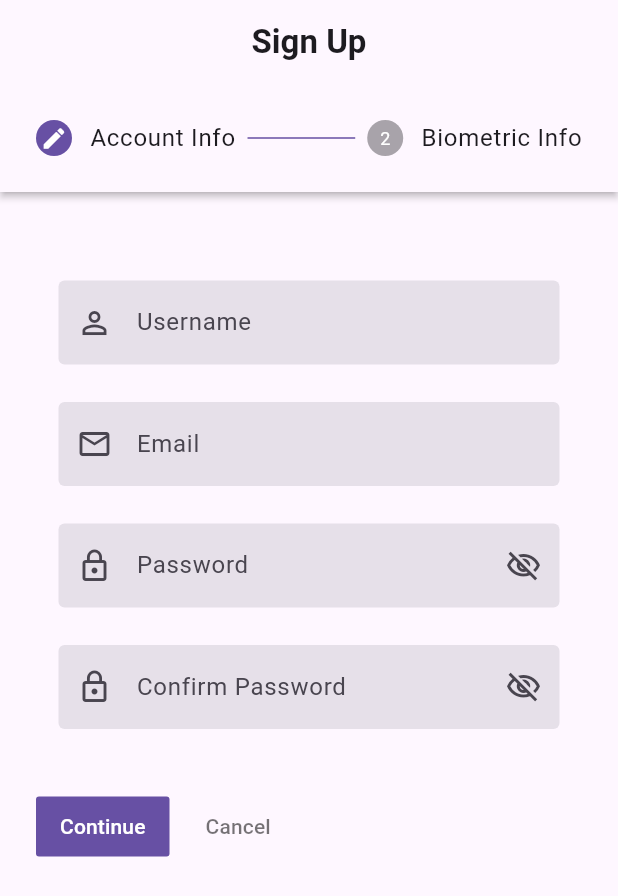
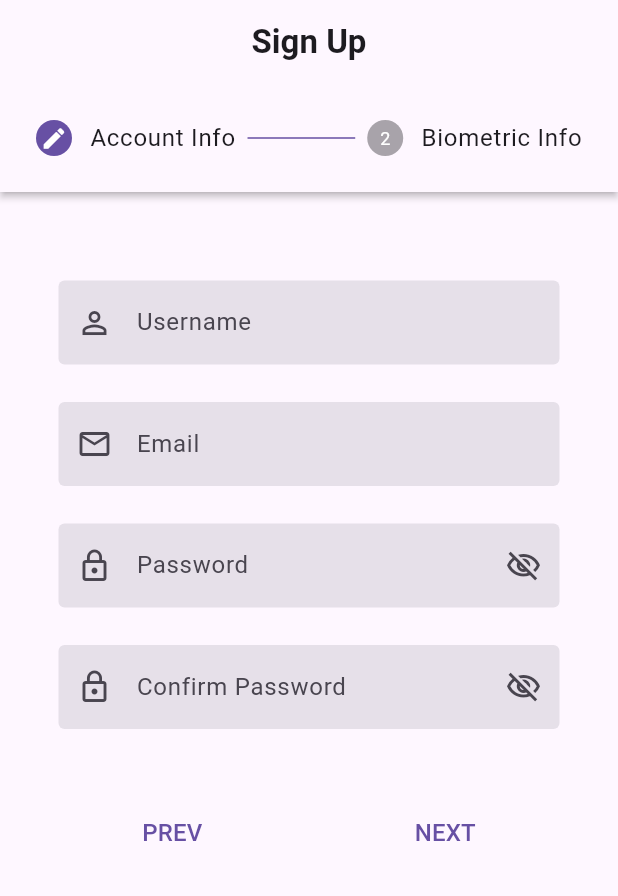
Before and after one commit to TUES-Diplomna-2024/Gym-App-Client, a Flutter app: the screen it shows after launch, on a phone screen of 412 x 824 dp. Shown: the top 896 px of the screen. Run offline on Flutter 3.47's test engine with Material 3 defaults, Android fonts, the light colour scheme and no system bars; missing offline and left inert: global_configuration.

Commit message:
[UPDATED] StepperExample - new controlbuttons

```diff
--- a/gym_app_client/lib/pages/stepper_example.dart
+++ b/gym_app_client/lib/pages/stepper_example.dart
@@ -52,6 +52,40 @@ class _StepperExampleState extends State<StepperExample> {
       ),
       body: Center(
         child: Stepper(
+          controlsBuilder: (BuildContext context, _) {
+            return Column(
+              children: [
+                const SizedBox(height: 20),
+                Row(
+                  mainAxisAlignment: MainAxisAlignment.spaceAround,
+                  children: <Widget>[
+                    TextButton(
+                      onPressed: () {
+                        if (_curStep > 0) {
+                          setState(() => _curStep -= 1);
+                        }
+                      },
+                      child: const Text(
+                        "PREV",
+                        style: TextStyle(fontSize: 16),
+                      ),
+                    ),
+                    TextButton(
+                      onPressed: () {
+                        if (_curStep < steps.length - 1) {
+                          setState(() => _curStep += 1);
+                        }
+                      },
+                      child: const Text(
+                        "NEXT",
+                        style: TextStyle(fontSize: 16),
+                      ),
+                    ),
+                  ],
+                )
+              ],
+            );
+          },
           physics: const ClampingScrollPhysics(),
           type: StepperType.horizontal,
           currentStep: _curStep,
```
